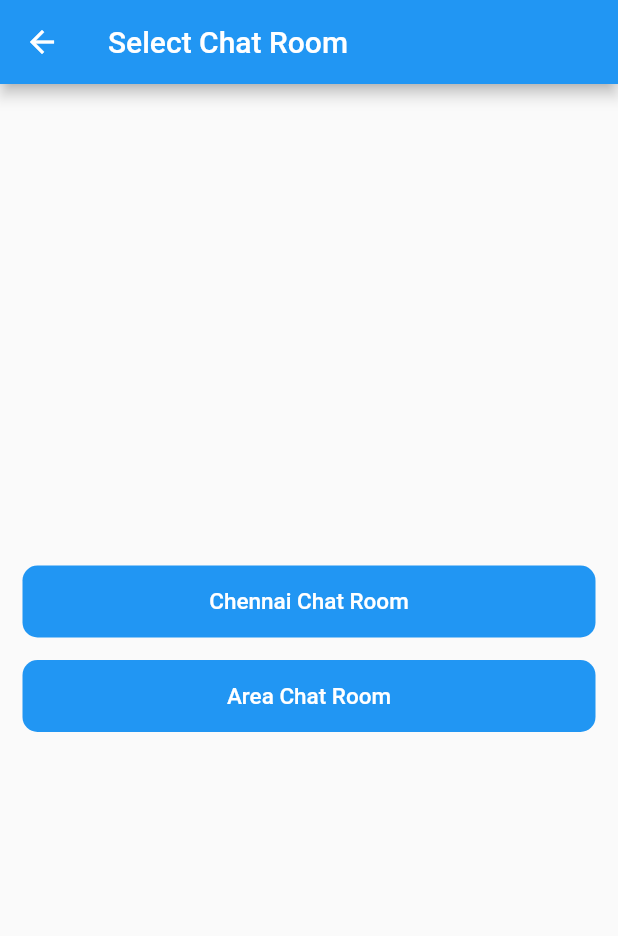
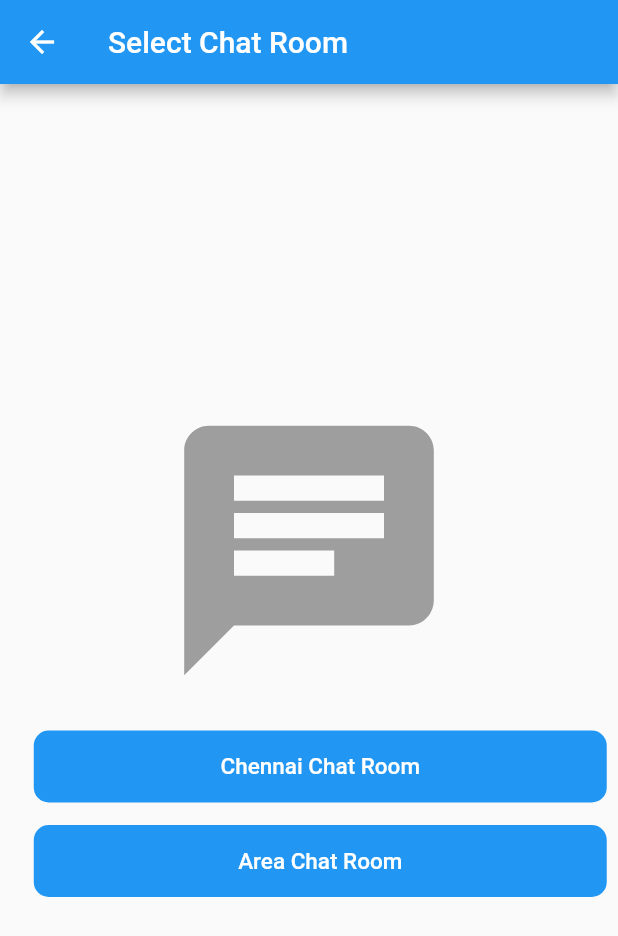
Before and after one commit to chennaitricolor/CEP-Main, a Flutter app: the ChatSelection screen opened directly, on a phone screen of 412 x 824 dp. Shown: the top 936 px of the screen. Run offline on Flutter 3.47's test engine with Material 2 defaults, Android fonts, the light colour scheme and no system bars; our stand-ins replace cloud_firestore, file_picker, firebase_auth, firebase_messaging, firebase_storage, location and 1 more; missing offline and left inert: flutter_webview_plugin; accounts and stored records are empty; Roboto replaces fonts that are missing (Raleway).

Commit message:
Minor Changes

```diff
--- a/lib/routes/chat/chatselection.dart
+++ b/lib/routes/chat/chatselection.dart
@@ -70,12 +70,32 @@ class _ChatSelectionState extends State<ChatSelection> {
   }
 
   Widget displayScreen() {
-    return Container(
-        child: new Column(
-      mainAxisAlignment: MainAxisAlignment.center,
-      crossAxisAlignment: CrossAxisAlignment.center,
-      children: <Widget>[getButtonForChat(true), getButtonForChat(false)],
+    return Center(
+        child: Column(
+      mainAxisSize: MainAxisSize.min,
+      children: <Widget>[
+        Icon(
+          Icons.chat,
+          color: Colors.grey,
+          size: 200.0,
+        ),
+        SizedBox(
+          height: 20,
+        ),
+        getButtonForChat(true),
+        getButtonForChat(false)
+      ],
     ));
+
+    // Container(
+    //     child: new Column(
+    //   mainAxisSize: MainAxisSize.min,
+    //   children: <Widget>[
+
+    //     getButtonForChat(true),
+    //     getButtonForChat(false)
+    //   ],
+    // ));
   }
 
   @override
--- a/lib/routes/dashboard/allapps.dart
+++ b/lib/routes/dashboard/allapps.dart
@@ -202,7 +202,7 @@ class AllAppsState extends State<AllApps> {
     return Scaffold(
       backgroundColor: Colors.white,
       appBar: AppBar(
-        backgroundColor: Colors.blueAccent,
+        backgroundColor: Colors.blue,
         elevation: 0,
         centerTitle: false,
         title: Text(allTranslations.text('translation_16')),
```
